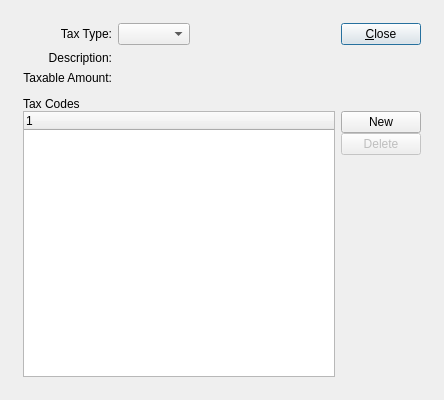
Pegasus-RPG/xtuple-client, file guiclient/taxDetail.ui: the form before one commit.
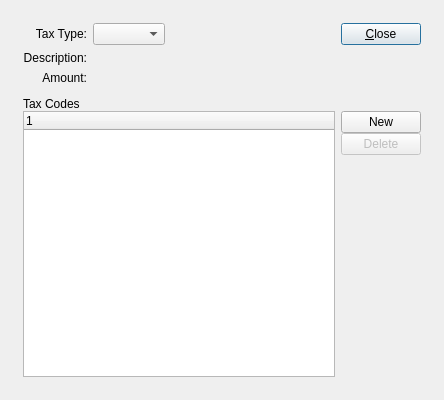
The form after the commit. Custom widgets are drawn as their Qt base class.

Commit message: Bug 24343 changing Tax detail label

The edit to the form file:
```diff
--- a/guiclient/taxDetail.ui
+++ b/guiclient/taxDetail.ui
@@ -75,7 +75,7 @@
            <item row="2" column="0">
             <widget class="XLabel" name="_subtotalLit">
              <property name="text">
-              <string>Taxable Amount:</string>
+              <string>Amount:</string>
              </property>
              <property name="alignment">
               <set>Qt::AlignRight|Qt::AlignTrailing|Qt::AlignVCenter</set>
```
